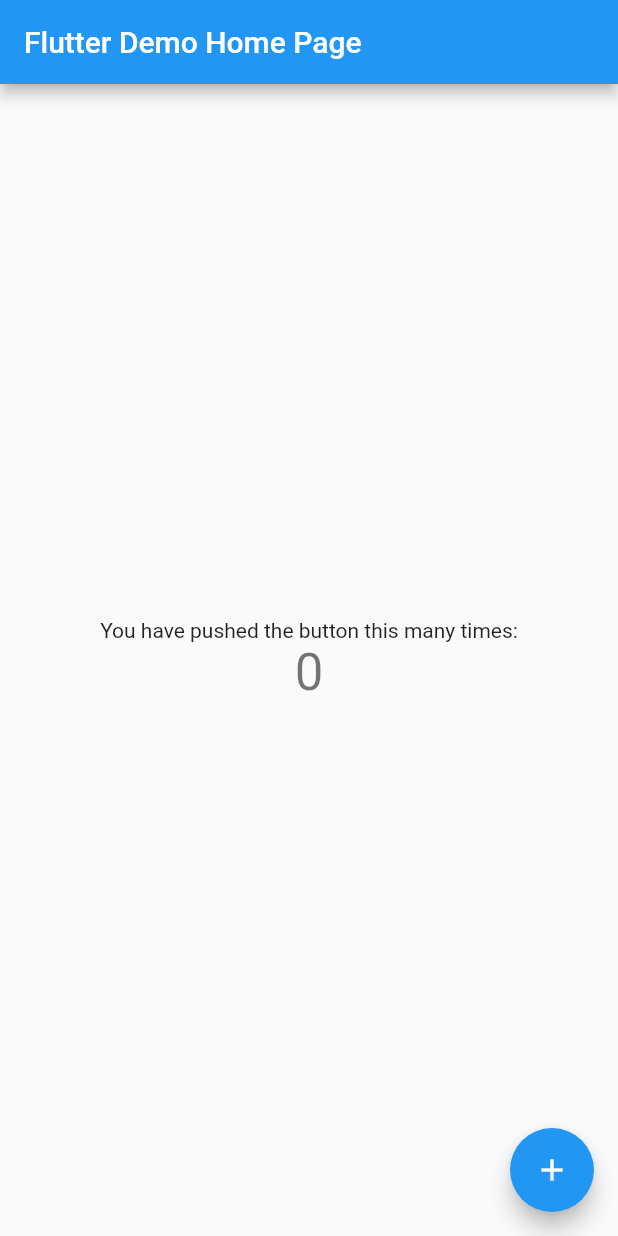
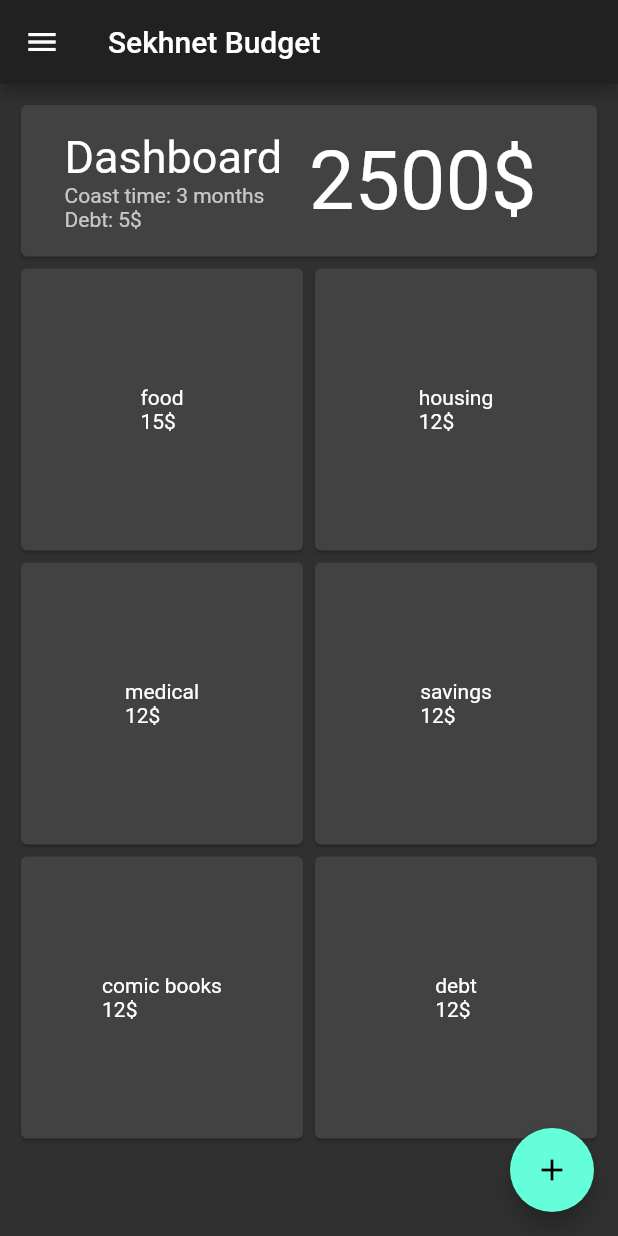
Before and after one commit to fargusplumdoodle/sekhnet-budget-client, a Flutter app: the screen it shows after launch, on a phone screen of 412 x 824 dp. Run offline on Flutter 3.47's test engine with Material 2 defaults, Android fonts, the phone set to English and light mode, and no system bars.

Commit message:
'added start of layout for dashboard'

```diff
--- a/lib/main.dart
+++ b/lib/main.dart
@@ -1,3 +1,4 @@
+import 'package:budget/ui/screens/dashboard.dart';
 import 'package:flutter/material.dart';
 
 void main() {
@@ -10,108 +11,10 @@
   Widget build(BuildContext context) {
     return MaterialApp(
       title: 'Flutter Demo',
-      theme: ThemeData(
-        // This is the theme of your application.
-        //
-        // Try running your application with "flutter run". You'll see the
-        // application has a blue toolbar. Then, without quitting the app, try
-        // changing the primarySwatch below to Colors.green and then invoke
-        // "hot reload" (press "r" in the console where you ran "flutter run",
-        // or simply save your changes to "hot reload" in a Flutter IDE).
-        // Notice that the counter didn't reset back to zero; the application
-        // is not restarted.
-        primarySwatch: Colors.blue,
-        // This makes the visual density adapt to the platform that you run
-        // the app on. For desktop platforms, the controls will be smaller and
-        // closer together (more dense) than on mobile platforms.
-        visualDensity: VisualDensity.adaptivePlatformDensity,
-      ),
-      home: MyHomePage(title: 'Flutter Demo Home Page'),
+      theme: ThemeData.dark(),
+      darkTheme:
+          ThemeData(primaryColor: Colors.blue, brightness: Brightness.light),
+      home: Dashboard(),
     );
   }
 }
-
-class MyHomePage extends StatefulWidget {
-  MyHomePage({Key key, this.title}) : super(key: key);
-
-  // This widget is the home page of your application. It is stateful, meaning
-  // that it has a State object (defined below) that contains fields that affect
-  // how it looks.
-
-  // This class is the configuration for the state. It holds the values (in this
-  // case the title) provided by the parent (in this case the App widget) and
-  // used by the build method of the State. Fields in a Widget subclass are
-  // always marked "final".
-
-  final String title;
-
-  @override
-  _MyHomePageState createState() => _MyHomePageState();
-}
-
-class _MyHomePageState extends State<MyHomePage> {
-  int _counter = 0;
-
-  void _incrementCounter() {
-    setState(() {
-      // This call to setState tells the Flutter framework that something has
-      // changed in this State, which causes it to rerun the build method below
-      // so that the display can reflect the updated values. If we changed
-      // _counter without calling setState(), then the build method would not be
-      // called again, and so nothing would appear to happen.
-      _counter++;
-    });
-  }
-
-  @override
-  Widget build(BuildContext context) {
-    // This method is rerun every time setState is called, for instance as done
-    // by the _incrementCounter method above.
-    //
-    // The Flutter framework has been optimized to make rerunning build methods
-    // fast, so that you can just rebuild anything that needs updating rather
-    // than having to individually change instances of widgets.
-    return Scaffold(
-      appBar: AppBar(
-        // Here we take the value from the MyHomePage object that was created by
-        // the App.build method, and use it to set our appbar title.
-        title: Text(widget.title),
-      ),
-      body: Center(
-        // Center is a layout widget. It takes a single child and positions it
-        // in the middle of the parent.
-        child: Column(
-          // Column is also a layout widget. It takes a list of children and
-          // arranges them vertically. By default, it sizes itself to fit its
-          // children horizontally, and tries to be as tall as its parent.
-          //
-          // Invoke "debug painting" (press "p" in the console, choose the
-          // "Toggle Debug Paint" action from the Flutter Inspector in Android
-          // Studio, or the "Toggle Debug Paint" command in Visual Studio Code)
-          // to see the wireframe for each widget.
-          //
-          // Column has various properties to control how it sizes itself and
-          // how it positions its children. Here we use mainAxisAlignment to
-          // center the children vertically; the main axis here is the vertical
-          // axis because Columns are vertical (the cross axis would be
-          // horizontal).
-          mainAxisAlignment: MainAxisAlignment.center,
-          children: <Widget>[
-            Text(
-              'You have pushed the button this many times:',
-            ),
-            Text(
-              '$_counter',
-              style: Theme.of(context).textTheme.headline4,
-            ),
-          ],
-        ),
-      ),
-      floatingActionButton: FloatingActionButton(
-        onPressed: _incrementCounter,
-        tooltip: 'Increment',
-        child: Icon(Icons.add),
-      ), // This trailing comma makes auto-formatting nicer for build methods.
-    );
-  }
-}
--- /dev/null
+++ b/lib/model/budget.dart
@@ -0,0 +1,40 @@
+class BudgetModel {
+  int _id;
+  String _name;
+  int _percentage;
+  int _balance;
+  int _init_balance;
+
+  int get id => _id;
+
+  BudgetModel(this._id, this._name, this._percentage, this._balance,
+      this._init_balance);
+
+  set id(int value) {
+    _id = value;
+  }
+
+  String get name => _name;
+
+  int get init_balance => _init_balance;
+
+  set init_balance(int value) {
+    _init_balance = value;
+  }
+
+  int get balance => _balance;
+
+  set balance(int value) {
+    _balance = value;
+  }
+
+  int get percentage => _percentage;
+
+  set percentage(int value) {
+    _percentage = value;
+  }
+
+  set name(String value) {
+    _name = value;
+  }
+}
--- /dev/null
+++ b/lib/ui/screens/dashboard.dart
@@ -0,0 +1,79 @@
+import 'package:budget/model/budget.dart';
+import 'package:flutter/material.dart';
+
+var data = {
+  'total': 2500,
+  'coast_time': 3,
+  'debt': 5,
+  'budgets': [
+    BudgetModel(1, 'food', 30, 15, 9),
+    BudgetModel(2, 'housing', 300, 12, 9),
+    BudgetModel(3, 'medical', 440, 12, 9),
+    BudgetModel(4, 'savings', 3240, 12, 9),
+    BudgetModel(5, 'comic books', 3440, 12, 9),
+    BudgetModel(6, 'debt', 1240, 12, 9),
+  ]
+};
+
+class Dashboard extends StatelessWidget {
+  @override
+  Widget build(BuildContext context) {
+    return Scaffold(
+      appBar: AppBar(
+        title: Text('Sekhnet Budget'),
+      ),
+      drawer: Drawer(
+        child: Center(child: Text('in da drawer')),
+      ),
+      floatingActionButton: FloatingActionButton(
+        tooltip: 'Add transaction',
+        child: Icon(Icons.add),
+      ),
+      body: Padding(
+        padding: const EdgeInsets.all(10.0),
+        child: ListView(
+          children: <Widget>[
+            Card(
+                child: Padding(
+              padding: const EdgeInsets.all(13.0),
+              child: Row(
+                mainAxisAlignment: MainAxisAlignment.end,
+                children: [
+                  Expanded(
+                      child: ListTile(
+                          title: Text(
+                            'Dashboard',
+                            style: TextStyle(fontSize: 30),
+                          ),
+                          subtitle: Text(
+                              'Coast time: ${data['coast_time']} months\nDebt: ${data['debt']}\$'))),
+                  Expanded(
+                      child: Text(
+                    '${data["total"]}\$',
+                    style: TextStyle(fontSize: 54),
+                  ))
+                ],
+              ),
+            )),
+            buildBudgetDashboard(data['budgets'])
+          ],
+        ),
+      ),
+    );
+  }
+
+  Widget buildBudgetDashboard(List<BudgetModel> budgets) {
+    return GridView.builder(
+        itemCount: budgets.length,
+        shrinkWrap: true,
+        gridDelegate:
+            new SliverGridDelegateWithFixedCrossAxisCount(crossAxisCount: 2),
+        itemBuilder: (BuildContext context, int index) {
+          return Card(
+            child: Center(
+                child: Text(
+                    '${budgets[index].name}\n${budgets[index].balance}\$')),
+          );
+        });
+  }
+}
```
Also changed, not shown: 1 other file.
